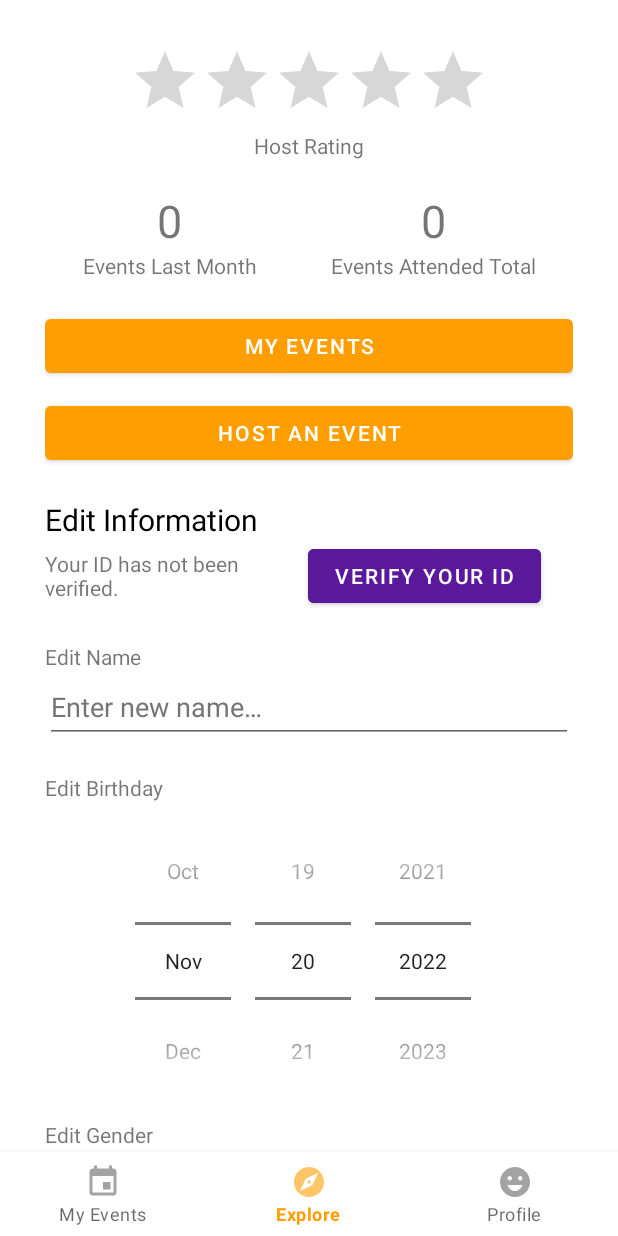
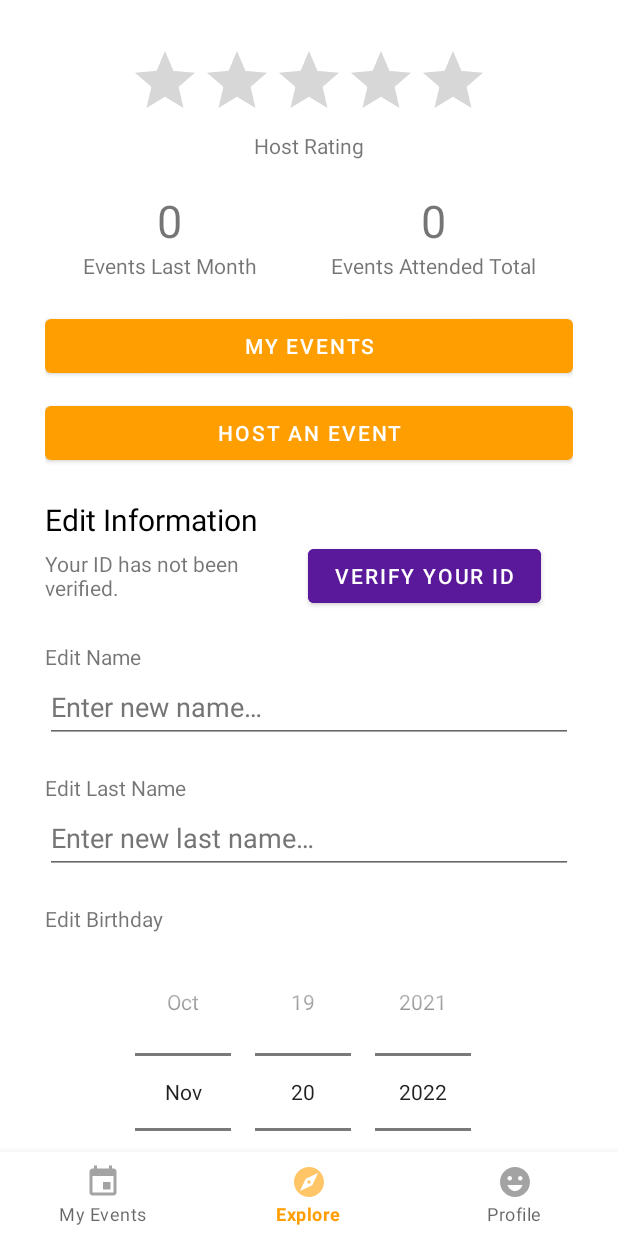
Before and after one commit to sallyklpoon/pocket-scouts, an Android app: the fragment ProfileFragment placed in its activity, on a phone screen of 412 x 824 dp. Run offline under Robolectric (Android 15) with nearby library versions, the phone set to English and light mode, and no system bars; our stand-ins replace Firebase (no records; nobody signed in at launch, a user with empty details on screens opened directly), Volley.

Commit message:
Added last name field to edit and fetched value

```diff
--- a/app/src/main/java/com/example/termproject/ProfileFragment.java
+++ b/app/src/main/java/com/example/termproject/ProfileFragment.java
@@ -167,6 +167,10 @@ public class ProfileFragment extends Fragment {
                         EditText nameText = view.findViewById(R.id.editNameInput);
                         nameText.setText(name);
 
+                        String lname = (String) userData.get("last_name");
+                        EditText lnameText = view.findViewById(R.id.editlNameInput);
+                        lnameText.setText(lname);
+
                         String dateString = (String) userData.get("birthday");
                         if (dateString != null) {
                             SimpleDateFormat simpleDateFormat = new
--- a/app/src/main/res/layout/fragment_profile.xml
+++ b/app/src/main/res/layout/fragment_profile.xml
@@ -158,6 +158,26 @@
                 android:textColorHint="@color/hint_colour" />
 
             <TextView
+                android:id="@+id/editlNameLabel"
+                android:layout_marginTop="20sp"
+                android:layout_width="wrap_content"
+                android:layout_height="wrap_content"
+                android:text="@string/dashboard_edit_lname"
+                android:textFontWeight="500"
+                android:gravity="start" />
+
+            <EditText
+                android:id="@+id/editlNameInput"
+                android:layout_width="fill_parent"
+                android:layout_height="wrap_content"
+                android:autofillHints=""
+                android:ems="10"
+                android:hint="@string/dashboard_edit_lname_hint"
+                android:inputType="textPersonName"
+                android:minHeight="48dp"
+                android:textColorHint="@color/hint_colour" />
+
+            <TextView
                 android:id="@+id/editDOBLabel"
                 android:layout_marginTop="20sp"
                 android:layout_width="wrap_content"
--- a/app/src/main/res/values/strings.xml
+++ b/app/src/main/res/values/strings.xml
@@ -47,6 +47,8 @@
     <string name="dashboard_verify_id_true">Your ID has already been verified.</string>
     <string name="dashboard_edit_name">Edit Name</string>
     <string name="dashboard_edit_name_hint">Enter new name…</string>
+    <string name="dashboard_edit_lname">Edit Last Name</string>
+    <string name="dashboard_edit_lname_hint">Enter new last name…</string>
     <string name="dashboard_edit_birthday">Edit Birthday</string>
     <string name="dashboard_edit_gender">Edit Gender</string>
 
```
